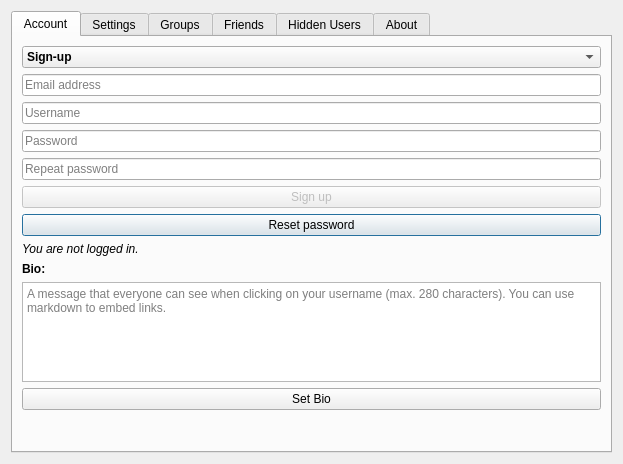
First picture: the form in designer/config.ui, repository ThoreBor/Anki_Leaderboard, before the edit.
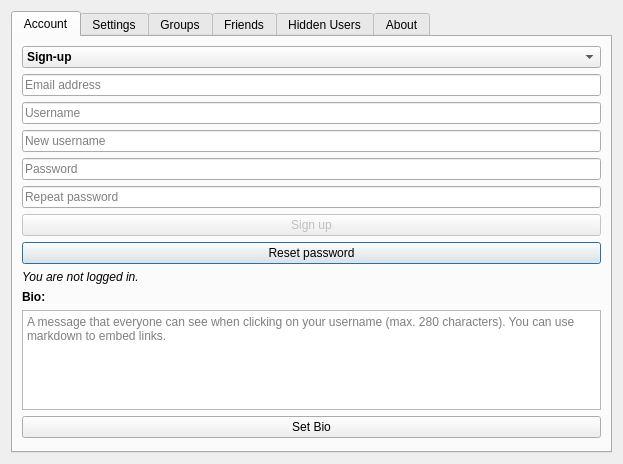
Second picture: the form after the edit.

```diff
--- a/designer/config.ui
+++ b/designer/config.ui
@@ -40,69 +40,6 @@
       </attribute>
       <layout class="QGridLayout" name="gridLayout_2">
        <item row="0" column="0">
-        <layout class="QGridLayout" name="gl1">
-         <item row="4" column="0">
-          <widget class="QLineEdit" name="account_pwd_repeat">
-           <property name="echoMode">
-            <enum>QLineEdit::Password</enum>
-           </property>
-           <property name="placeholderText">
-            <string>Repeat password</string>
-           </property>
-          </widget>
-         </item>
-         <item row="2" column="0">
-          <widget class="QLineEdit" name="account_username">
-           <property name="text">
-            <string/>
-           </property>
-           <property name="maxLength">
-            <number>15</number>
-           </property>
-           <property name="placeholderText">
-            <string>Username</string>
-           </property>
-          </widget>
-         </item>
-         <item row="8" column="0">
-          <widget class="QLabel" name="login_info_2">
-           <property name="font">
-            <font>
-             <italic>true</italic>
-            </font>
-           </property>
-           <property name="text">
-            <string>You are not logged in.</string>
-           </property>
-          </widget>
-         </item>
-         <item row="5" column="0">
-          <widget class="QPushButton" name="account_button">
-           <property name="enabled">
-            <bool>false</bool>
-           </property>
-           <property name="cursor">
-            <cursorShape>PointingHandCursor</cursorShape>
-           </property>
-           <property name="text">
-            <string>Sign up</string>
-           </property>
-           <property name="autoDefault">
-            <bool>false</bool>
-           </property>
-           <property name="default">
-            <bool>false</bool>
-           </property>
-          </widget>
-         </item>
-         <item row="1" column="0">
-          <widget class="QLineEdit" name="account_mail">
-           <property name="placeholderText">
-            <string>Email address</string>
-           </property>
-          </widget>
-         </item>
-         <item row="0" column="0">
           <widget class="QComboBox" name="account_action">
            <property name="font">
             <font>
@@ -140,45 +77,86 @@
              <string>Log-out</string>
             </property>
            </item>
-          </widget>
-         </item>
-         <item row="10" column="0">
-          <widget class="QLabel" name="label">
-           <property name="font">
-            <font>
-             <pointsize>9</pointsize>
-             <weight>75</weight>
-             <bold>true</bold>
-            </font>
-           </property>
+         <item>
+          <property name="text">
+           <string>Change username</string>
+          </property>
+         </item>
+        </widget>
+       </item>
+       <item row="1" column="0">
+        <widget class="QLineEdit" name="account_mail">
+         <property name="placeholderText">
+          <string>Email address</string>
+         </property>
+        </widget>
+       </item>
+       <item row="2" column="0">
+        <widget class="QLineEdit" name="account_username">
            <property name="text">
-            <string>Bio:</string>
-           </property>
-          </widget>
-         </item>
-         <item row="13" column="0">
-          <widget class="QPushButton" name="statusButton">
-           <property name="cursor">
-            <cursorShape>PointingHandCursor</cursorShape>
-           </property>
-           <property name="toolTip">
+          <string/>
+         </property>
+         <property name="maxLength">
+          <number>15</number>
+         </property>
+         <property name="placeholderText">
+          <string>Username</string>
+         </property>
+        </widget>
+       </item>
+       <item row="3" column="0">
+        <widget class="QLineEdit" name="account_new_username">
+         <property name="text">
             <string/>
            </property>
-           <property name="text">
-            <string>Set Bio</string>
-           </property>
-           <property name="checkable">
-            <bool>false</bool>
-           </property>
-           <property name="checked">
-            <bool>false</bool>
-           </property>
-           <property name="autoDefault">
-            <bool>false</bool>
+         <property name="maxLength">
+          <number>15</number>
+         </property>
+         <property name="placeholderText">
+          <string>New username</string>
+         </property>
+        </widget>
+       </item>
+       <item row="4" column="0">
+        <widget class="QLineEdit" name="account_pwd">
+         <property name="echoMode">
+          <enum>QLineEdit::Password</enum>
+         </property>
+         <property name="placeholderText">
+          <string>Password</string>
+         </property>
+        </widget>
+       </item>
+       <item row="5" column="0">
+        <widget class="QLineEdit" name="account_pwd_repeat">
+         <property name="echoMode">
+          <enum>QLineEdit::Password</enum>
+         </property>
+         <property name="placeholderText">
+          <string>Repeat password</string>
            </property>
           </widget>
          </item>
          <item row="6" column="0">
+        <widget class="QPushButton" name="account_button">
+         <property name="enabled">
+          <bool>false</bool>
+         </property>
+         <property name="cursor">
+          <cursorShape>PointingHandCursor</cursorShape>
+         </property>
+         <property name="text">
+          <string>Sign up</string>
+         </property>
+         <property name="autoDefault">
+          <bool>false</bool>
+         </property>
+         <property name="default">
+          <bool>false</bool>
+         </property>
+        </widget>
+       </item>
+       <item row="7" column="0">
           <widget class="QPushButton" name="account_forgot">
            <property name="cursor">
             <cursorShape>PointingHandCursor</cursorShape>
@@ -188,7 +166,33 @@
            </property>
           </widget>
          </item>
-         <item row="12" column="0">
+       <item row="8" column="0">
+        <widget class="QLabel" name="login_info_2">
+         <property name="font">
+          <font>
+           <italic>true</italic>
+          </font>
+         </property>
+         <property name="text">
+          <string>You are not logged in.</string>
+         </property>
+        </widget>
+       </item>
+       <item row="9" column="0">
+        <widget class="QLabel" name="label">
+         <property name="font">
+          <font>
+           <pointsize>9</pointsize>
+           <weight>75</weight>
+           <bold>true</bold>
+          </font>
+         </property>
+         <property name="text">
+          <string>Bio:</string>
+         </property>
+        </widget>
+       </item>
+       <item row="10" column="0">
           <widget class="QTextEdit" name="statusMsg">
            <property name="maximumSize">
             <size>
@@ -208,19 +212,29 @@
            </property>
           </widget>
          </item>
-         <item row="3" column="0">
-          <widget class="QLineEdit" name="account_pwd">
-           <property name="echoMode">
-            <enum>QLineEdit::Password</enum>
-           </property>
-           <property name="placeholderText">
-            <string>Password</string>
+       <item row="11" column="0">
+        <widget class="QPushButton" name="statusButton">
+         <property name="cursor">
+          <cursorShape>PointingHandCursor</cursorShape>
+         </property>
+         <property name="toolTip">
+          <string/>
+         </property>
+         <property name="text">
+          <string>Set Bio</string>
+         </property>
+         <property name="checkable">
+          <bool>false</bool>
+         </property>
+         <property name="checked">
+          <bool>false</bool>
+         </property>
+         <property name="autoDefault">
+          <bool>false</bool>
            </property>
           </widget>
          </item>
-        </layout>
-       </item>
-       <item row="1" column="0">
+       <item row="12" column="0">
         <spacer name="verticalSpacer_2">
          <property name="orientation">
           <enum>Qt::Vertical</enum>
```
Left out of the diff: 3 changed lines with no effect on the pictures. Lines whose indentation alone changed are shown as unchanged.
